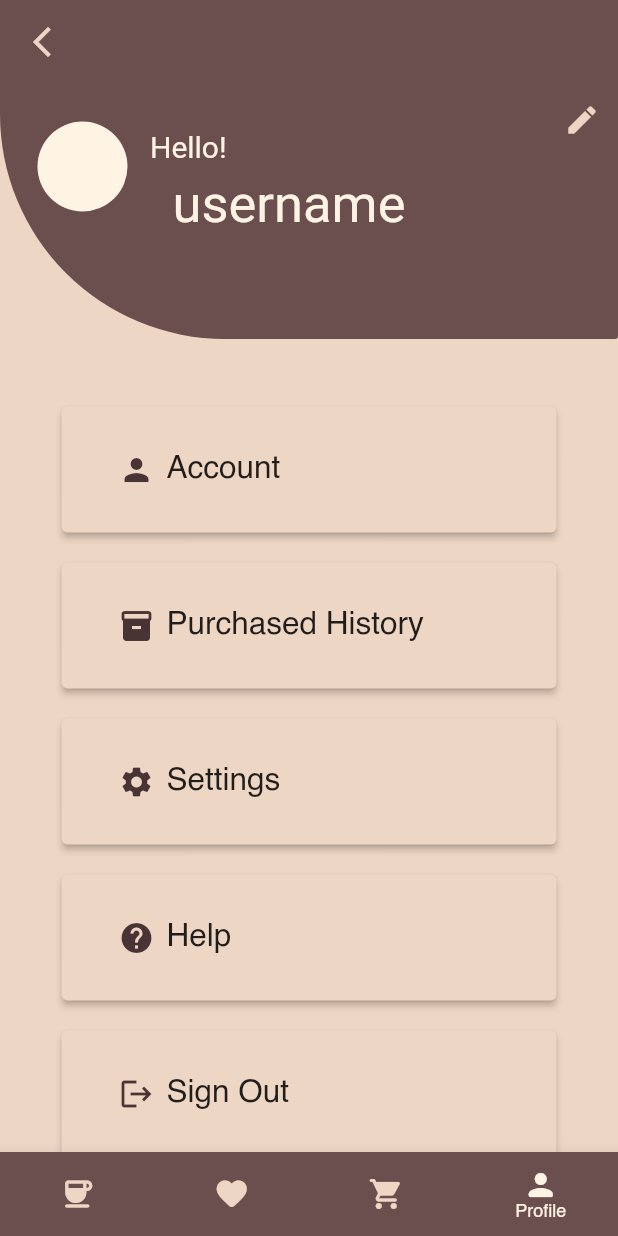
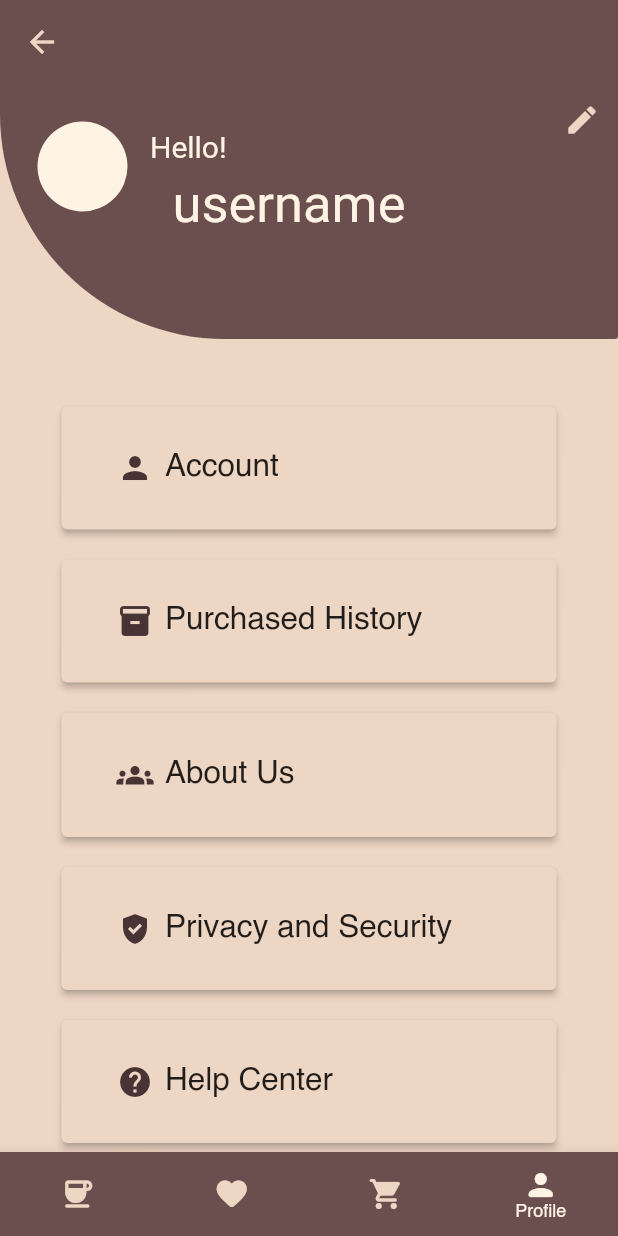
Before and after one commit to justuniace/Cafe-Mobile-App, a Flutter app: the screen it shows after launch, item 4 of the bottom bar chosen, on a phone screen of 412 x 824 dp. Run offline on Flutter 3.47's test engine with Material 2 defaults, Android fonts, the phone set to English and light mode, and no system bars; our stand-ins replace cloud_firestore, firebase_auth, firebase_core, google_sign_in, image_picker, lottie; missing offline and left inert: dart:js; accounts and stored records are empty; Roboto replaces fonts that are missing (Helevetica, Montserrat-Medium).

Commit message:
updated the profile page

```diff
--- a/lib/screens/profile/account/account.dart
+++ b/lib/screens/profile/account/account.dart
@@ -25,7 +25,7 @@ class _AccountState extends State<Account> {
                 MaterialPageRoute(builder: (context) => const Profile()));
           },
           color: AppColor.darkLightColor,
-          icon: Icon(Icons.arrow_back_ios_new),
+          icon: Icon(Icons.arrow_back),
         ),
       ),
       body: accountComponents(),
--- a/lib/screens/profile/components.dart
+++ b/lib/screens/profile/components.dart
@@ -97,7 +97,7 @@ class _ProfileComponentsState extends State<ProfileComponents> {
               },
               style: TextButton.styleFrom(
                 fixedSize: Size.fromWidth(330),
-                padding: EdgeInsets.all(30),
+                padding: EdgeInsets.all(29),
                 backgroundColor: AppColor.lightBrownColor,
                 elevation: 2,
               ),
@@ -128,7 +128,7 @@ class _ProfileComponentsState extends State<ProfileComponents> {
               onPressed: () {},
               style: TextButton.styleFrom(
                 fixedSize: Size.fromWidth(330),
-                padding: EdgeInsets.all(30),
+                padding: EdgeInsets.all(29),
                 backgroundColor: AppColor.lightBrownColor,
                 elevation: 2,
               ),
@@ -160,7 +160,7 @@ class _ProfileComponentsState extends State<ProfileComponents> {
               onPressed: () {},
               style: TextButton.styleFrom(
                 fixedSize: Size.fromWidth(330),
-                padding: EdgeInsets.all(30),
+                padding: EdgeInsets.all(29),
                 backgroundColor: AppColor.lightBrownColor,
                 elevation: 2,
               ),
@@ -168,12 +168,13 @@ class _ProfileComponentsState extends State<ProfileComponents> {
                 SizedBox(
                   width: 40,
                   child: Icon(
-                    Icons.settings,
+                    Icons.groups,
                     color: AppColor.darkColor,
+                    size: 25,
                   ),
                 ),
                 Text(
-                  "Settings",
+                  "About Us",
                   style: DefaultTextStyle.of(context).style.apply(
                         fontSizeFactor: 1.5,
                         fontFamily: 'Helvetica',
@@ -192,7 +193,39 @@ class _ProfileComponentsState extends State<ProfileComponents> {
               onPressed: () {},
               style: TextButton.styleFrom(
                 fixedSize: Size.fromWidth(330),
-                padding: EdgeInsets.all(30),
+                padding: EdgeInsets.all(29),
+                backgroundColor: AppColor.lightBrownColor,
+                elevation: 2,
+              ),
+              child: Row(children: [
+                SizedBox(
+                  width: 40,
+                  child: Icon(
+                    Icons.gpp_good,
+                    color: AppColor.darkColor,
+                  ),
+                ),
+                Text(
+                  "Privacy and Security",
+                  style: DefaultTextStyle.of(context).style.apply(
+                        fontSizeFactor: 1.5,
+                        fontFamily: 'Helvetica',
+                        decorationColor: AppColor.darkColor,
+                      ),
+                ),
+              ]),
+            ),
+          ),
+        ),
+        SizedBox(height: 20),
+        SizedBox(
+          child: Align(
+            alignment: Alignment.center,
+            child: TextButton(
+              onPressed: () {},
+              style: TextButton.styleFrom(
+                fixedSize: Size.fromWidth(330),
+                padding: EdgeInsets.all(29),
                 backgroundColor: AppColor.lightBrownColor,
                 elevation: 2,
               ),
@@ -205,7 +238,7 @@ class _ProfileComponentsState extends State<ProfileComponents> {
                   ),
                 ),
                 Text(
-                  "Help",
+                  "Help Center",
                   style: DefaultTextStyle.of(context).style.apply(
                         fontSizeFactor: 1.5,
                         fontFamily: 'Helvetica',
@@ -226,7 +259,7 @@ class _ProfileComponentsState extends State<ProfileComponents> {
               },
               style: TextButton.styleFrom(
                 fixedSize: Size.fromWidth(330),
-                padding: EdgeInsets.all(30),
+                padding: EdgeInsets.all(29),
                 backgroundColor: AppColor.lightBrownColor,
                 elevation: 2,
               ),
--- a/lib/screens/profile/edit-profile/edit.dart
+++ b/lib/screens/profile/edit-profile/edit.dart
@@ -25,7 +25,7 @@ class _editProfileState extends State<editProfile> {
                 MaterialPageRoute(builder: (context) => const Profile()));
           },
           color: AppColor.lightBrownColor,
-          icon: Icon(Icons.arrow_back_ios_new),
+          icon: Icon(Icons.arrow_back),
         ),
       ),
       body: editComponents(),
--- a/lib/screens/profile/profile.dart
+++ b/lib/screens/profile/profile.dart
@@ -22,7 +22,7 @@ class _ProfileState extends State<Profile> {
             Navigator.pushNamed(context, "/");
           },
           color: AppColor.lightBrownColor,
-          icon: Icon(Icons.arrow_back_ios_new),
+          icon: Icon(Icons.arrow_back),
         ),
       ),
       body: ProfileComponents(),
```
Also changed, not shown: lib/screens/profile/help/help.dart (added).
